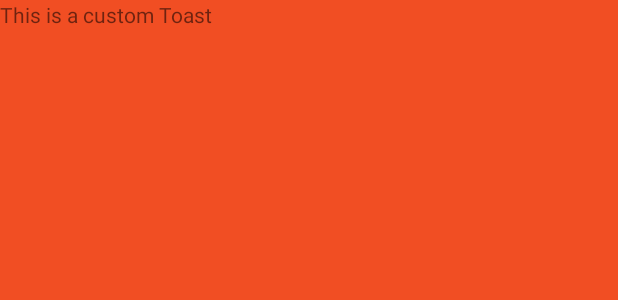
After one commit to nethmaGallage/More-Meal-Food-Ordering-App, an Android app: the layout customtoast.xml on its own in the app's theme, with its tools: preview values and no code run, on a phone screen of 412 x 824 dp. The commit adds this screen. Shown: the top 300 px of the screen. Run offline under Robolectric (Android 15) with nearby library versions, the phone set to English and light mode, and no system bars.

```diff
--- /dev/null
+++ b/app/src/main/res/layout/customtoast.xml
@@ -0,0 +1,24 @@
+<?xml version="1.0" encoding="utf-8"?>
+<LinearLayout
+    xmlns:android="http://schemas.android.com/apk/res/android"
+    android:layout_height="match_parent"
+    android:layout_width="match_parent"
+
+    android:id="@+id/custom_toast_layout"
+    android:orientation="vertical"
+    android:background="#F14E23">
+
+    <ImageView
+        android:id="@+id/custom_toast_image"
+        android:layout_width="wrap_content"
+        android:layout_height="wrap_content"
+        android:contentDescription="Hello world"
+        />
+    <TextView
+        android:id="@+id/custom_toast_message"
+        android:layout_width="wrap_content"
+        android:layout_height="wrap_content"
+        android:contentDescription="To"
+        android:text="This is a custom Toast"/>
+
+</LinearLayout>
--- a/app/src/main/res/values/strings.xml
+++ b/app/src/main/res/values/strings.xml
@@ -15,7 +15,7 @@
     <string name="forgetpasswordText">Forget Your Password</string>
     <string name="orloginwithText">or Login with</string>
     <string name="donthaveaccountText">don\'t have an Account ?</string>
-    <string name="web_client_id">590096989071-u8g6m7mfpgt08hnitefpeoa759en0ht9.apps.googleusercontent.com </string>
+    <string name="web_client_id">206797231333-6nno7hublmk5mn3p2cnesid513l6ig4f.apps.googleusercontent.com</string>
 
 
 
```
Also changed, not shown: app/src/main/java/com/example/moremeal/Login_form.java (+82 -12 lines), app/src/main/java/com/example/moremeal/Signup_form.java (+1 -14 lines), 2 other files.
